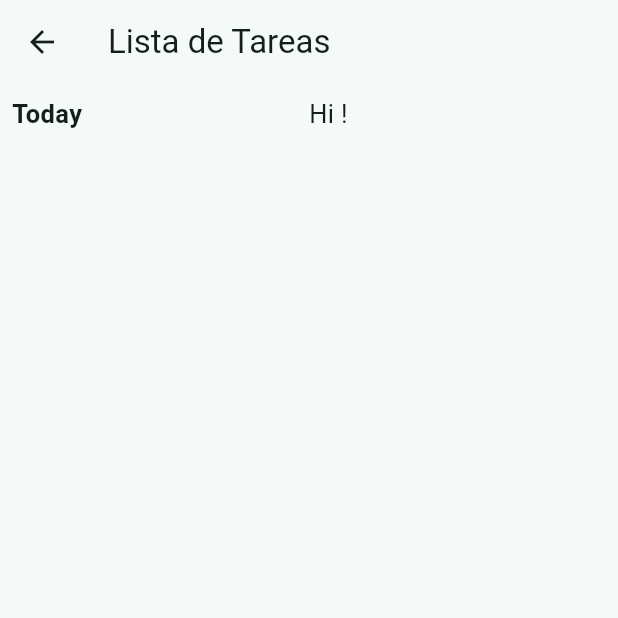
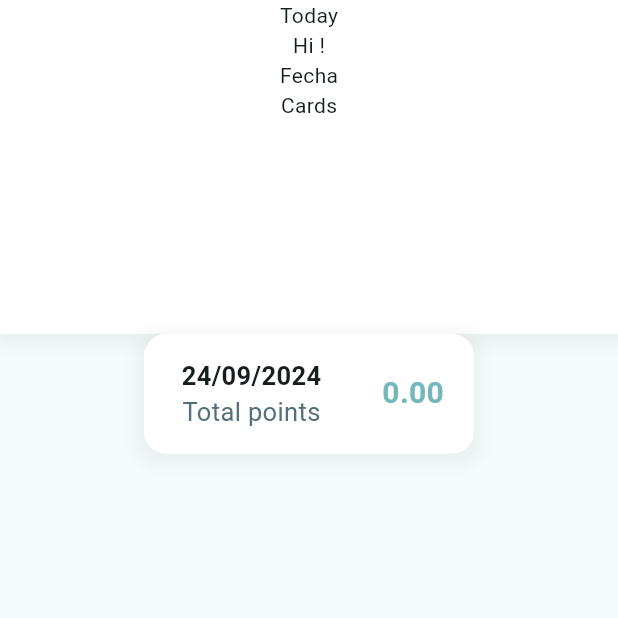
Before and after one commit to wilsone24/My-Best-Self, a Flutter app: the Homepage screen opened by its route, on a phone screen of 412 x 824 dp, the top half of it. Run offline on Flutter 3.47's test engine with Material 3 defaults, Android fonts, the phone set to English and light mode, and no system bars; our stand-ins replace get.

```diff
--- a/lib/main.dart
+++ b/lib/main.dart
@@ -3,11 +3,12 @@ import 'package:get/get.dart';
 import 'package:my_best_self/ui/controllers/date_controller.dart';
 import 'package:my_best_self/ui/controllers/task_controller.dart';
 import 'package:my_best_self/ui/controllers/user_controller.dart';
-import 'package:my_best_self/ui/pages/homepage.dart';
-import 'package:my_best_self/ui/pages/login_page.dart';
-import 'package:my_best_self/ui/pages/profile_page.dart';
-import 'package:my_best_self/ui/pages/task_page.dart';
-import 'package:my_best_self/ui/pages/template_page.dart';
+import 'package:my_best_self/ui/screens/task_page.dart';
+import 'package:my_best_self/ui/screens/template_page.dart';
+import 'package:my_best_self/ui/views/homepage.dart';
+import 'package:my_best_self/ui/screens/login_page.dart';
+import 'package:my_best_self/ui/utils/colors.dart';
+import 'package:my_best_self/ui/views/profile_page.dart';
 /* import 'package:my_best_self/ui/pages/login_page.dart'; */
 
 void main() {
@@ -26,7 +27,7 @@ class MyApp extends StatelessWidget {
       title: 'My Best Self',
       debugShowCheckedModeBanner: false,
       theme: ThemeData(
-        colorScheme: ColorScheme.fromSeed(seedColor: const Color(0xFF74B7BB)),
+        colorScheme: ColorScheme.fromSeed(seedColor: bodycolor),
         useMaterial3: true,
       ),
       initialRoute: '/loginpage',
--- a/lib/ui/pages/homepage.dart
+++ /dev/null
@@ -1,87 +0,0 @@
-import 'package:flutter/material.dart';
-import 'package:get/get.dart';
-import 'package:my_best_self/ui/controllers/task_controller.dart';
-import 'package:my_best_self/ui/controllers/user_controller.dart';
-
-class Homepage extends StatelessWidget {
-  final UserController userController = Get.find();
-  final TaskController taskController = Get.find();
-
-  Homepage({super.key});
-
-  @override
-  Widget build(BuildContext context) {
-    return Scaffold(
-      appBar: AppBar(title: const Text('Lista de Tareas')),
-      body: Padding(
-        padding: const EdgeInsets.all(8.0),
-        child: Column(
-          children: [
-            Row(
-              children: [
-                const Expanded(
-                  child: SizedBox(
-                    height: 80,
-                    child: Text(
-                      "Today",
-                      style:
-                          TextStyle(fontWeight: FontWeight.bold, fontSize: 17),
-                    ),
-                  ),
-                ),
-                Expanded(
-                  child: SizedBox(
-                    height: 80,
-                    child: Obx(
-                      () => Text("Hi ${userController.userName}!",
-                          style: const TextStyle(fontSize: 17)),
-                    ),
-                  ),
-                ),
-              ],
-            ),
-            const SizedBox(height: 20),
-            Expanded(
-              child: Obx(() {
-                return ListView.builder(
-                  itemCount: taskController.taskList.length,
-                  itemBuilder: (context, index) {
-                    final task = taskController.taskList[index];
-                    return SizedBox(
-                      height: 100,
-                      child: Card(
-                        child: ListTile(
-                          title: Text(task.name),
-                          subtitle: Column(
-                            crossAxisAlignment: CrossAxisAlignment.start,
-                            children: [
-                              if (task.isDone != null)
-                                Text(
-                                    'State: ${task.isDone! ? "Done" : "Pending"}'),
-                              if (task.count != null)
-                                Text(
-                                    'Times performed: ${task.count} / ${task.goal}'),
-                              Text('Goals: ${task.score}'),
-                              Text(
-                                  'Last Activity: ${task.lastActivityDate ?? "N/A"}'),
-                            ],
-                          ),
-                          trailing: IconButton(
-                            icon: const Icon(Icons.delete),
-                            onPressed: () {
-                              taskController.deleteTask(index);
-                            },
-                          ),
-                        ),
-                      ),
-                    );
-                  },
-                );
-              }),
-            ),
-          ],
-        ),
-      ),
-    );
-  }
-}
--- a/lib/ui/pages/login_page.dart
+++ b/lib/ui/screens/login_page.dart
@@ -59,7 +59,7 @@ class LoginPage extends StatelessWidget {
                     errorMessage.value = '';
                     userController.setUserName(name);
                     userController.setUserName(textController.text);
-                    Get.toNamed('/profilepage/');
+                    Get.toNamed('/homepage/');
                   }
                 }),
           ],
--- a/lib/ui/utils/colors.dart
+++ b/lib/ui/utils/colors.dart
@@ -2,3 +2,5 @@
 import 'package:flutter/material.dart';
 
 const primarycolor = Color(0xFF74B7BB);
+
+const bodycolor = Color(0xFFF9F9F9);
--- /dev/null
+++ b/lib/ui/views/homepage.dart
@@ -0,0 +1,130 @@
+import 'package:flutter/material.dart';
+import 'package:get/get.dart';
+import 'package:my_best_self/ui/controllers/date_controller.dart';
+import 'package:my_best_self/ui/controllers/task_controller.dart';
+import 'package:my_best_self/ui/controllers/user_controller.dart';
+import 'package:my_best_self/ui/utils/colors.dart';
+
+class Homepage extends StatelessWidget {
+  final UserController userController = Get.find();
+  final TaskController taskController = Get.find();
+  final DateController dateController = Get.find();
+
+  Homepage({super.key});
+
+  @override
+  Widget build(BuildContext context) {
+    double screenHeight = MediaQuery.of(context).size.height;
+    return Scaffold(
+      body: Column(
+        children: [
+          SafeArea(
+            child: Container(
+                width: double.infinity,
+                height: screenHeight * 0.27,
+                decoration: BoxDecoration(color: Colors.white, boxShadow: [
+                  BoxShadow(
+                      color: Colors.grey.withOpacity(0.1),
+                      spreadRadius: 5,
+                      blurRadius: 7,
+                      offset: const Offset(0, 3) // changes
+                      )
+                ]),
+                child: Column(
+                  children: [
+                    const Center(child: Text("Today")),
+                    Center(
+                        child:
+                            Obx(() => Text("Hi ${userController.userName}!"))),
+                    const Center(child: Text("Fecha")),
+                    const Center(child: Text("Cards")),
+                  ],
+                )),
+          ),
+          Container(
+            height: 80,
+            width: 220,
+            decoration: BoxDecoration(
+                borderRadius: BorderRadius.circular(15),
+                color: Colors.white,
+                boxShadow: [
+                  BoxShadow(
+                      color: Colors.grey.withOpacity(0.1),
+                      spreadRadius: 5,
+                      blurRadius: 7,
+                      offset: const Offset(0, 3) // changes
+                      )
+                ]),
+            child: Padding(
+              padding: const EdgeInsetsDirectional.only(start: 25, end: 20),
+              child: Row(
+                mainAxisAlignment: MainAxisAlignment.spaceBetween,
+                children: [
+                  Column(
+                    mainAxisAlignment: MainAxisAlignment.center,
+                    children: [
+                      Obx(() => Text(
+                            dateController.currentDate,
+                            style: const TextStyle(
+                                fontWeight: FontWeight.bold, fontSize: 17),
+                          )),
+                      Text("Total points",
+                          style: TextStyle(
+                              color: Colors.blueGrey[600], fontSize: 17)),
+                    ],
+                  ),
+                  Obx(() => Text(
+                        taskController.getGlobalAverageScore(),
+                        style: const TextStyle(
+                            fontWeight: FontWeight.bold,
+                            fontSize: 20,
+                            color: primarycolor),
+                      ))
+                ],
+              ),
+            ),
+          ),
+          const SizedBox(height: 20),
+          Expanded(
+            child: Obx(() {
+              return ListView.builder(
+                itemCount: taskController.taskList.length,
+                itemBuilder: (context, index) {
+                  final task = taskController.taskList[index];
+                  return SizedBox(
+                    height: 100,
+                    child: Card(
+                      child: ListTile(
+                        title: Text(task.name),
+                        subtitle: Column(
+                          crossAxisAlignment: CrossAxisAlignment.start,
+                          children: [
+                            if (task.isDone != null)
+                              Text(
+                                  'State: ${task.isDone! ? "Done" : "Pending"}'),
+                            if (task.count != null)
+                              Text(
+                                  'Times performed: ${task.count} / ${task.goal}'),
+                            Text('Goals: ${task.score}'),
+                            Text(
+                                'Last Activity: ${task.lastActivityDate ?? "N/A"}'),
+                          ],
+                        ),
+                        trailing: IconButton(
+                          icon: const Icon(Icons.delete),
+                          onPressed: () {
+                            taskController.deleteTask(index);
+                          },
+                        ),
+                      ),
+                    ),
+                  );
+                },
+              );
+            }),
+          ),
+        ],
+      ),
+    );
+  }
+}
--- /dev/null
+++ b/lib/ui/views/points_page.dart
@@ -0,0 +1,10 @@
+import 'package:flutter/material.dart';
+
+class PointsPage extends StatelessWidget {
+  const PointsPage({super.key});
+
+  @override
+  Widget build(BuildContext context) {
+    return const Placeholder();
+  }
+}
--- a/lib/ui/pages/profile_page.dart
+++ b/lib/ui/views/profile_page.dart
@@ -1,5 +1,4 @@
 import 'package:flutter/material.dart';
-
 import 'package:get/get.dart';
 import 'package:my_best_self/ui/controllers/date_controller.dart';
 import 'package:my_best_self/ui/controllers/task_controller.dart';
```
Also changed, not shown: lib/ui/screens/task_page.dart (renamed from lib/ui/pages/task_page.dart), lib/ui/screens/template_page.dart (renamed from lib/ui/pages/template_page.dart).
